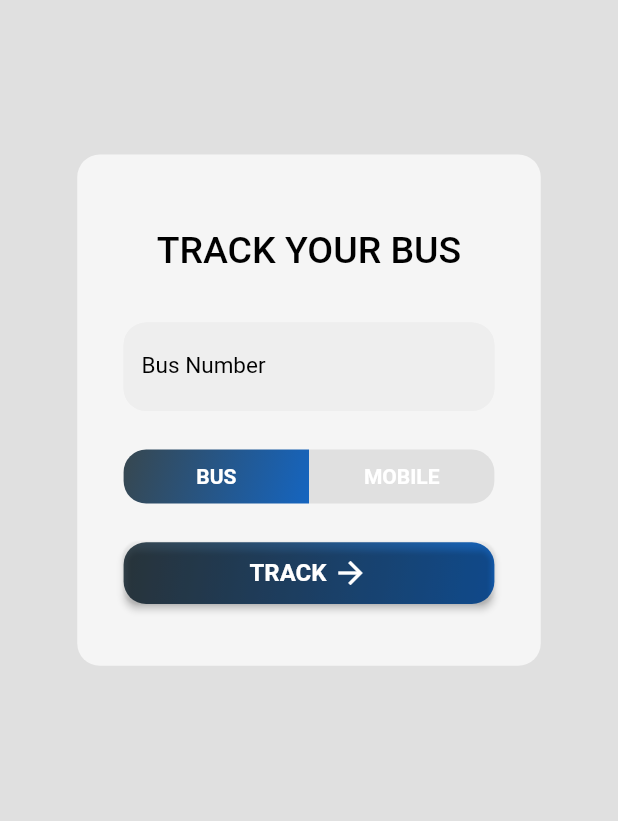
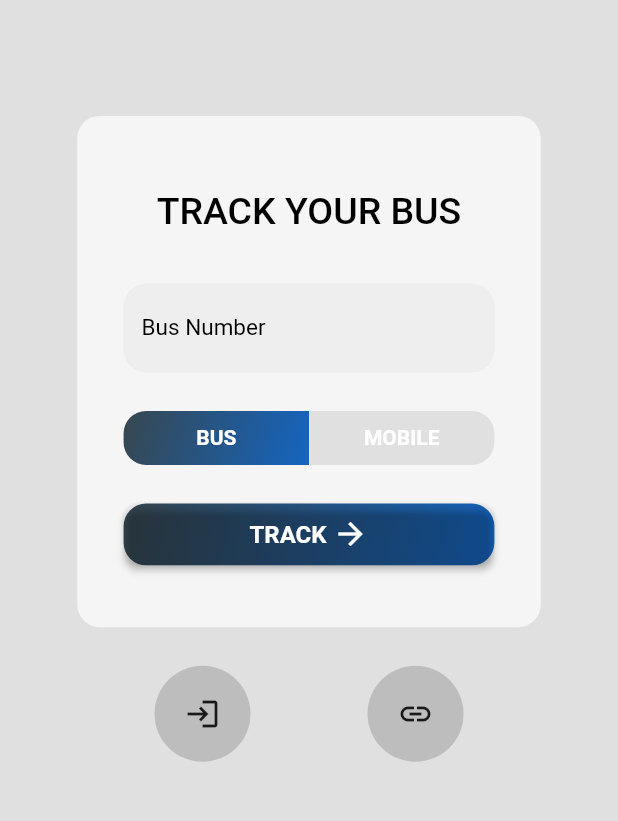
Before and after one commit to NWKRTC-Tracking/flutter, a Flutter app: the screen it shows after launch, on a phone screen of 412 x 824 dp, the part 309-1130 px from its top. Run offline on Flutter 3.47's test engine with Material 2 defaults, Android fonts, the phone set to English and light mode, and no system bars; our stand-ins replace flutter_map, flutter_secure_storage, flutter_spinkit, fluttertoast, latlong2 and 2 more; missing offline and left inert: android_intent_plus, dart:ffi, fl_location, flutter_foreground_task, flutter_map_marker_cluster.

Commit message:
Added icons for login and web link

```diff
--- a/bus_tracking/lib/pages/test.dart
+++ b/bus_tracking/lib/pages/test.dart
@@ -1,4 +1,5 @@
 import 'package:flutter/material.dart';
+import 'package:url_launcher/url_launcher.dart';
 
 class HomePage extends StatefulWidget {
   @override
@@ -133,7 +134,7 @@ class _HomePageState extends State<HomePage> {
               ),
             ),
             SizedBox(
-              height: bottomHeight/6,
+              height: bottomHeight/8,
             ),
 
             Container(
@@ -368,6 +369,44 @@ class _HomePageState extends State<HomePage> {
                 ),
               ),
             ),
+            SizedBox(height: topHeight/8),
+            Container(
+              width: mediaWidth * 0.5,
+              child: Row(
+                      mainAxisAlignment: MainAxisAlignment.spaceBetween,
+                      children: [
+                        Container(
+                          decoration: BoxDecoration(
+                            color: Colors.grey[400],
+                            shape: BoxShape.circle,
+                          ),
+                          padding: EdgeInsets.all(8),
+                          child: IconButton(
+                            icon: Icon(Icons.login),
+                            onPressed: () {
+
+                            },
+                          ),
+                        ),
+                        InkWell(
+                          child: Container(
+                            decoration: BoxDecoration(
+                              color: Colors.grey[400],
+                              shape: BoxShape.circle,
+                            ),
+                            padding: EdgeInsets.all(8),
+                            child: IconButton(
+                              icon: Icon(Icons.link),
+                              onPressed: () {
+                                launch('https://tracknwkrtc.in/');
+                              },
+                            ),
+                          ),
+                        ),
+                      ],
+                    )
+            ),
+            SizedBox(height: topHeight/10)
           ],
         ),
       ),
```
